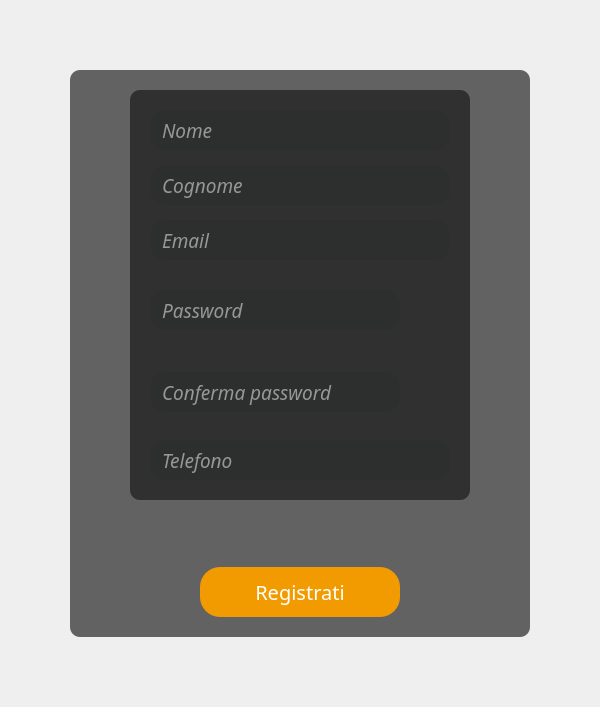
Above: projectIS/cliente/view/vistaregisterutente.ui from chritianchiappa/progetto_panificio before the change. Below: the same form after it.
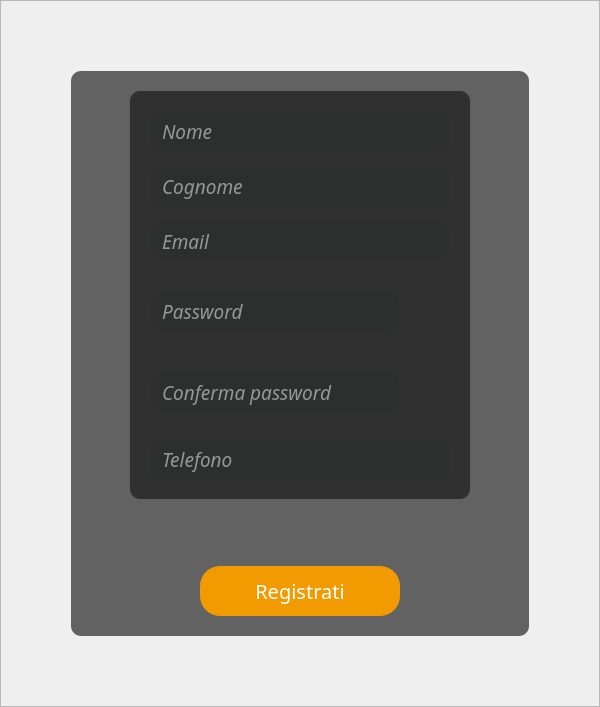
That is the form after the change. Icons and pictures are not drawn.

Commit message: modifica test e design register utente

```diff
--- a/projectIS/cliente/view/vistaregisterutente.ui
+++ b/projectIS/cliente/view/vistaregisterutente.ui
@@ -32,11 +32,40 @@
    <string>Form</string>
   </property>
   <property name="styleSheet">
-   <string notr="true">background-image: url(:/immagini/immagini/sfondo_registra_utente.png);
-</string>
+   <string notr="true"/>
   </property>
   <layout class="QGridLayout" name="gridLayout">
    <property name="leftMargin">
+    <number>0</number>
+   </property>
+   <property name="topMargin">
+    <number>0</number>
+   </property>
+   <property name="rightMargin">
+    <number>0</number>
+   </property>
+   <property name="bottomMargin">
+    <number>0</number>
+   </property>
+   <item row="0" column="0">
+    <widget class="QFrame" name="frame_3">
+     <property name="sizePolicy">
+      <sizepolicy hsizetype="Expanding" vsizetype="Expanding">
+       <horstretch>0</horstretch>
+       <verstretch>0</verstretch>
+      </sizepolicy>
+     </property>
+     <property name="styleSheet">
+      <string notr="true">background-image: url(:/immagini/immagini/sfondo_registra_utente.png);</string>
+     </property>
+     <property name="frameShape">
+      <enum>QFrame::StyledPanel</enum>
+     </property>
+     <property name="frameShadow">
+      <enum>QFrame::Raised</enum>
+     </property>
+     <layout class="QGridLayout" name="gridLayout_2">
+      <property name="leftMargin">
     <number>70</number>
    </property>
    <property name="topMargin">
@@ -66,7 +95,8 @@
       <bool>false</bool>
      </property>
      <property name="styleSheet">
-      <string notr="true">border-radius:10px;
+         <string notr="true">
+border-radius:10px;
 background:transparent;
 background-color: rgba(0,0,0,150)</string>
      </property>
@@ -647,6 +677,9 @@
         <property name="text">
          <string>Registrati</string>
         </property>
+          </widget>
+         </item>
+        </layout>
        </widget>
       </item>
      </layout>
```
Lines whose indentation alone changed are shown as unchanged. The commit also changes 18 other files.
